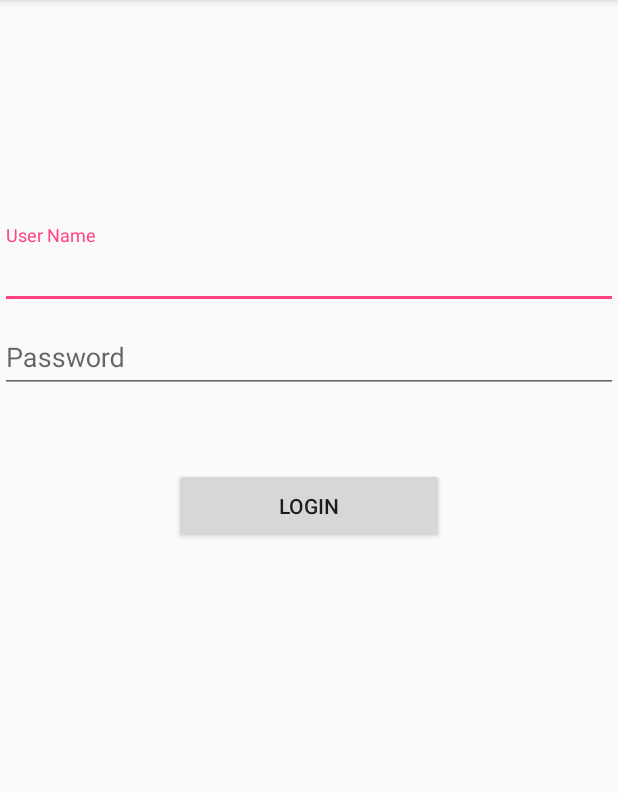
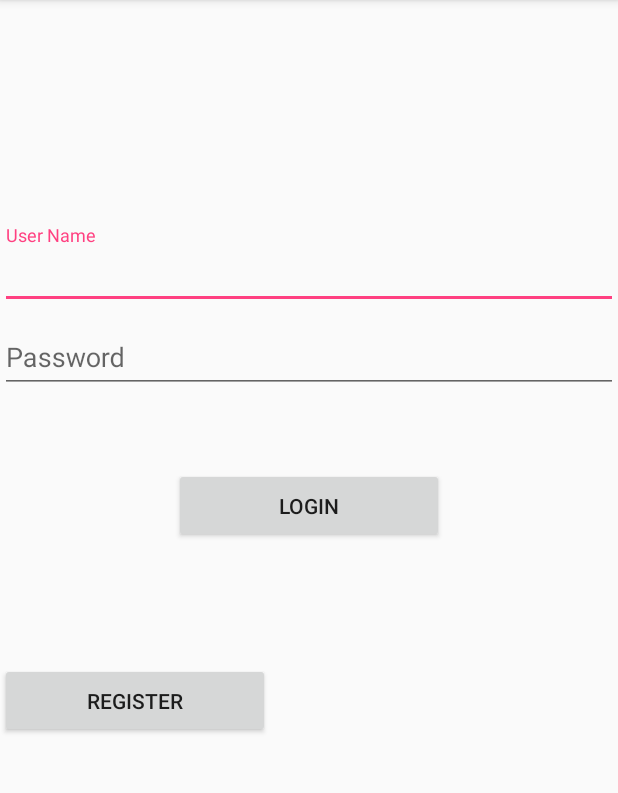
Before and after one commit to NdivhuwoPfariso/Local_Government_Complaint_Board_App, an Android app: the screen it shows after launch (Login_page), on a phone screen of 412 x 824 dp, the part 84-877 px from its top. Run offline under Robolectric (Android 15) with nearby library versions, the phone set to English and light mode, and no system bars; our stand-ins replace Firebase (no records; nobody signed in at launch, a user with empty details on screens opened directly).

Commit message:
Registration and login done

```diff
--- a/app/build.gradle
+++ b/app/build.gradle
@@ -35,4 +35,5 @@ dependencies {
 
 
 
+
 apply plugin: 'com.google.gms.google-services'
--- a/app/src/main/AndroidManifest.xml
+++ b/app/src/main/AndroidManifest.xml
@@ -16,7 +16,8 @@
                 <category android:name="android.intent.category.LAUNCHER" />
             </intent-filter>
         </activity>
-        <activity android:name=".Register_page"></activity>
+        <activity android:name=".Register_page" />
+        <activity android:name=".Home_Page"></activity>
     </application>
 
 </manifest>
--- a/app/src/main/java/app/complaint/goverment/local/local_government_complaint_app/Login_page.java
+++ b/app/src/main/java/app/complaint/goverment/local/local_government_complaint_app/Login_page.java
@@ -1,13 +1,90 @@
 package app.complaint.goverment.local.local_government_complaint_app;
 
+import android.content.Intent;
+import android.support.annotation.NonNull;
+import android.support.design.widget.TextInputEditText;
 import android.support.v7.app.AppCompatActivity;
 import android.os.Bundle;
+import android.view.View;
+import android.widget.Button;
+import android.widget.Toast;
+
+import com.google.android.gms.tasks.OnCompleteListener;
+import com.google.android.gms.tasks.Task;
+import com.google.firebase.auth.AuthResult;
+import com.google.firebase.auth.FirebaseAuth;
+import com.google.firebase.auth.FirebaseUser;
 
 public class Login_page extends AppCompatActivity {
+
+    private TextInputEditText userEmail;
+    private TextInputEditText userPassword;
+    private Button reg, login;
+    private FirebaseAuth mAuth;
+
 
     @Override
     protected void onCreate(Bundle savedInstanceState) {
         super.onCreate(savedInstanceState);
+
         setContentView(R.layout.activity_login_page);
+
+        mAuth = FirebaseAuth.getInstance();
+        reg = (Button) findViewById(R.id.reg);
+        login = (Button) findViewById(R.id.loginbtn);
+        userEmail = (TextInputEditText) findViewById(R.id.userLogin);
+        userPassword = (TextInputEditText) findViewById(R.id.passwordLogin);
+
+        login.setOnClickListener(new View.OnClickListener() {
+            @Override
+            public void onClick(View view) {
+                Login(userEmail.getText().toString(), userPassword.getText().toString());
+
+            }
+        });
+
+        reg.setOnClickListener(new View.OnClickListener() {
+            @Override
+            public void onClick(View view) {
+
+
+                Intent intent = new Intent(Login_page.this, Register_page.class);
+                startActivity(intent);
+            }
+        });
+    }
+
+
+    public void Login(String email, String password) {
+
+        mAuth.signInWithEmailAndPassword(email, password)
+                .addOnCompleteListener(this, new OnCompleteListener<AuthResult>() {
+                    @Override
+                    public void onComplete(@NonNull Task<AuthResult> task) {
+                        if (task.isSuccessful()) {
+                            // Sign in success, update UI with the signed-in user's information
+                            Toast.makeText(Login_page.this, "Successfully Login", Toast.LENGTH_SHORT).show();
+                            FirebaseUser user = mAuth.getCurrentUser();
+                            Intent intent = new Intent(Login_page.this, Home_Page.class);
+                                    startActivity(intent);
+                        } else {
+                            // If sign in fails, display a message to the user.
+                            Toast.makeText(Login_page.this, "Login Failed.",
+                                    Toast.LENGTH_SHORT).show();
+
+                        }
+
+                    }
+                });
+
+    }
+
+    @Override
+    protected void onStart() {
+        super.onStart();
+
+        // FirebaseUser currentUser = mAuth.getCurrentUser();
+        // updateUI(currentUser);
+
     }
 }
--- a/app/src/main/res/layout/activity_login_page.xml
+++ b/app/src/main/res/layout/activity_login_page.xml
@@ -56,4 +56,14 @@
         android:layout_gravity="center"
         android:text="@string/login"/>
 
+    <Button
+        android:id="@+id/reg"
+        android:layout_width="180dp"
+        android:layout_height="50dp"
+        android:layout_marginTop="80dp"
+        android:layout_gravity="bottom"
+        android:text="@string/register"/>
+
+
+
 </LinearLayout>
--- a/app/src/main/res/values/strings.xml
+++ b/app/src/main/res/values/strings.xml
@@ -3,4 +3,6 @@
     <string name="user_name">User Name</string>
     <string name="password">Password</string>
     <string name="login">Login</string>
+    <string name="register">Register</string>
+
 </resources>
```
Also changed, not shown: app/src/main/java/app/complaint/goverment/local/local_government_complaint_app/Home_Page.java (added, +13 -0 lines), app/src/main/java/app/complaint/goverment/local/local_government_complaint_app/Register_Users.java (added, +54 -0 lines), app/src/main/java/app/complaint/goverment/local/local_government_complaint_app/Register_page.java (+74 -3 lines), app/src/main/res/layout/activity_home__page.xml (added, +9 -0 lines), 656 other files.
